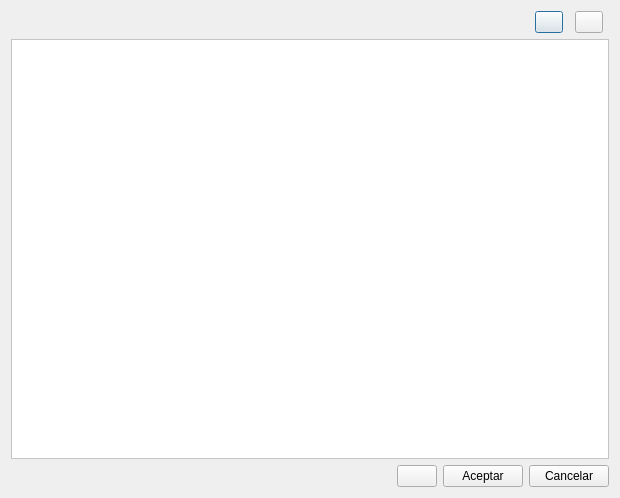
The window that db_table_view.ui (arcnexus/RedFoX) describes before a commit, drawn with Qt 5.
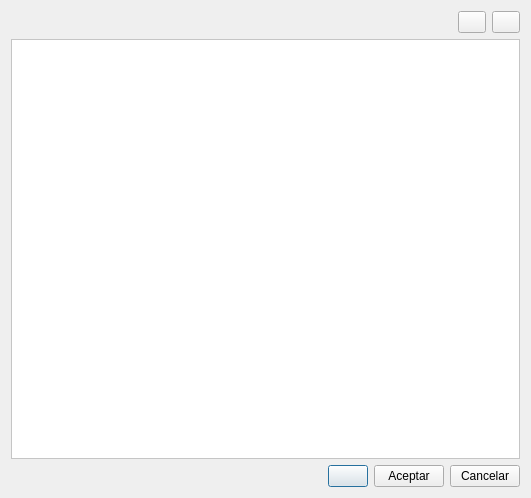
The same window after the commit. Icons and pictures are not drawn.

```diff
--- a/db_table_view.ui
+++ b/db_table_view.ui
@@ -6,7 +6,7 @@
    <rect>
     <x>0</x>
     <y>0</y>
-    <width>620</width>
+    <width>531</width>
     <height>498</height>
    </rect>
   </property>
@@ -14,69 +14,6 @@
    <string>Dialog</string>
   </property>
   <layout class="QGridLayout" name="gridLayout">
-   <item row="0" column="0" colspan="3">
-    <spacer name="horizontalSpacer_2">
-     <property name="orientation">
-      <enum>Qt::Horizontal</enum>
-     </property>
-     <property name="sizeHint" stdset="0">
-      <size>
-       <width>505</width>
-       <height>21</height>
-      </size>
-     </property>
-    </spacer>
-   </item>
-   <item row="0" column="3">
-    <layout class="QHBoxLayout" name="horizontalLayout">
-     <item>
-      <widget class="QPushButton" name="btn_add">
-       <property name="maximumSize">
-        <size>
-         <width>28</width>
-         <height>16777215</height>
-        </size>
-       </property>
-       <property name="text">
-        <string/>
-       </property>
-       <property name="icon">
-        <iconset resource="terra.qrc">
-         <normaloff>:/Icons/PNG/add.png</normaloff>:/Icons/PNG/add.png</iconset>
-       </property>
-      </widget>
-     </item>
-     <item>
-      <widget class="QPushButton" name="btn_remove">
-       <property name="sizePolicy">
-        <sizepolicy hsizetype="Fixed" vsizetype="Fixed">
-         <horstretch>0</horstretch>
-         <verstretch>0</verstretch>
-        </sizepolicy>
-       </property>
-       <property name="minimumSize">
-        <size>
-         <width>28</width>
-         <height>0</height>
-        </size>
-       </property>
-       <property name="maximumSize">
-        <size>
-         <width>28</width>
-         <height>16777215</height>
-        </size>
-       </property>
-       <property name="text">
-        <string/>
-       </property>
-       <property name="icon">
-        <iconset resource="terra.qrc">
-         <normaloff>:/Icons/PNG/Delete.png</normaloff>:/Icons/PNG/Delete.png</iconset>
-       </property>
-      </widget>
-     </item>
-    </layout>
-   </item>
    <item row="1" column="0" colspan="4">
     <widget class="QTableView" name="resultado_list">
      <property name="styleSheet">
@@ -125,6 +62,18 @@
    </item>
    <item row="2" column="2">
     <widget class="QPushButton" name="btn_aceptar">
+     <property name="sizePolicy">
+      <sizepolicy hsizetype="Fixed" vsizetype="Fixed">
+       <horstretch>0</horstretch>
+       <verstretch>0</verstretch>
+      </sizepolicy>
+     </property>
+     <property name="minimumSize">
+      <size>
+       <width>70</width>
+       <height>0</height>
+      </size>
+     </property>
      <property name="text">
       <string>Aceptar</string>
      </property>
@@ -132,11 +81,86 @@
    </item>
    <item row="2" column="3">
     <widget class="QPushButton" name="btn_cancel">
+     <property name="sizePolicy">
+      <sizepolicy hsizetype="Fixed" vsizetype="Fixed">
+       <horstretch>0</horstretch>
+       <verstretch>0</verstretch>
+      </sizepolicy>
+     </property>
+     <property name="minimumSize">
+      <size>
+       <width>70</width>
+       <height>0</height>
+      </size>
+     </property>
      <property name="text">
       <string>Cancelar</string>
      </property>
     </widget>
    </item>
+   <item row="0" column="0" colspan="4">
+    <layout class="QHBoxLayout" name="horizontalLayout">
+     <item>
+      <spacer name="horizontalSpacer_2">
+       <property name="orientation">
+        <enum>Qt::Horizontal</enum>
+       </property>
+       <property name="sizeHint" stdset="0">
+        <size>
+         <width>505</width>
+         <height>21</height>
+        </size>
+       </property>
+      </spacer>
+     </item>
+     <item>
+      <widget class="QPushButton" name="btn_add">
+       <property name="maximumSize">
+        <size>
+         <width>28</width>
+         <height>16777215</height>
+        </size>
+       </property>
+       <property name="text">
+        <string/>
+       </property>
+       <property name="icon">
+        <iconset resource="terra.qrc">
+         <normaloff>:/Icons/PNG/add.png</normaloff>:/Icons/PNG/add.png</iconset>
+       </property>
+      </widget>
+     </item>
+     <item>
+      <widget class="QPushButton" name="btn_remove">
+       <property name="sizePolicy">
+        <sizepolicy hsizetype="Fixed" vsizetype="Fixed">
+         <horstretch>0</horstretch>
+         <verstretch>0</verstretch>
+        </sizepolicy>
+       </property>
+       <property name="minimumSize">
+        <size>
+         <width>28</width>
+         <height>0</height>
+        </size>
+       </property>
+       <property name="maximumSize">
+        <size>
+         <width>28</width>
+         <height>16777215</height>
+        </size>
+       </property>
+       <property name="text">
+        <string/>
+       </property>
+       <property name="icon">
+        <iconset resource="terra.qrc">
+         <normaloff>:/Icons/PNG/Delete.png</normaloff>:/Icons/PNG/Delete.png</iconset>
+       </property>
+      </widget>
+     </item>
+    </layout>
+   </item>
   </layout>
  </widget>
  <resources>
```
